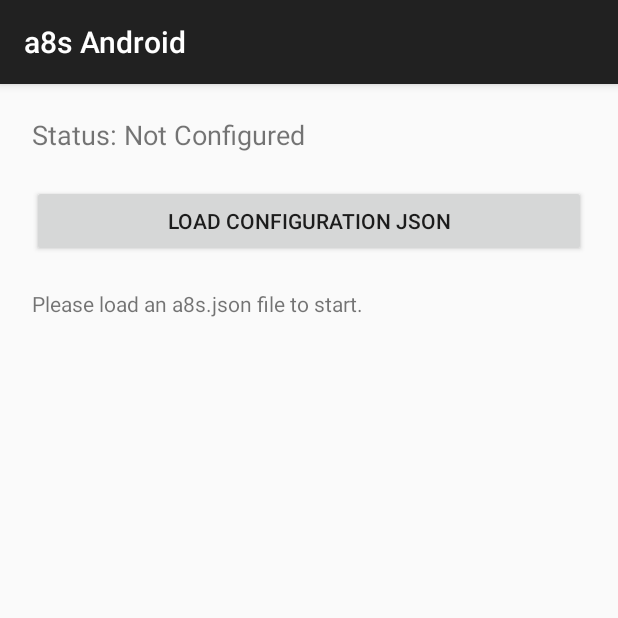
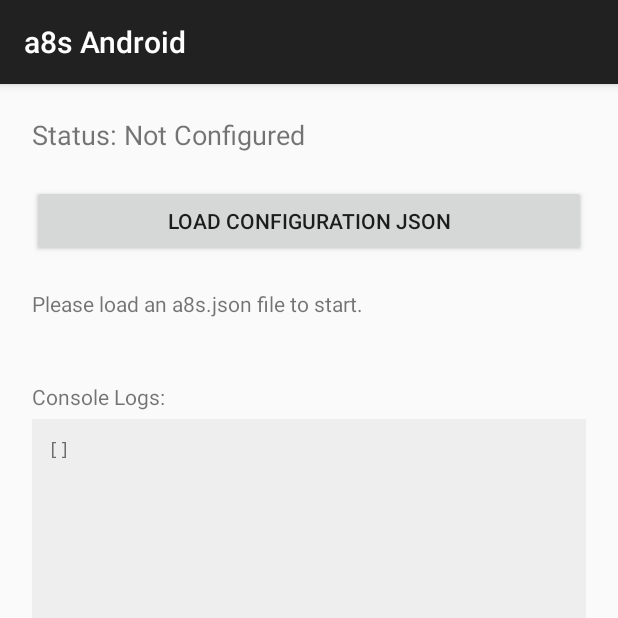
Before and after one commit to neilobremski/a8s-android, an Android app: the screen it shows after launch (MainActivity), on a phone screen of 412 x 824 dp, the top half of it. Run offline under Robolectric (Android 15) with nearby library versions, the light colour scheme and no system bars.

Commit message:
Add UI logger console and instrument all components

```diff
--- a/app/src/main/java/com/a8s/android/A8sAndroid.kt
+++ b/app/src/main/java/com/a8s/android/A8sAndroid.kt
@@ -9,6 +9,7 @@ import android.os.PowerManager
 import android.provider.Settings
 import android.util.Log
 import org.json.JSONObject
+import java.util.*
 
 class A8sAndroid : Application() {
 
@@ -18,6 +19,22 @@ class A8sAndroid : Application() {
 
         var config: Config? = null
             private set
+
+        private val logs = LinkedList<String>()
+        var onLogListener: (() -> Unit)? = null
+
+        fun log(msg: String) {
+            val timestamp = java.text.SimpleDateFormat("HH:mm:ss", Locale.getDefault()).format(Date())
+            val line = "[] "
+            Log.i(TAG, line)
+            synchronized(logs) {
+                logs.add(line)
+                if (logs.size > 50) logs.removeFirst()
+            }
+            onLogListener?.invoke()
+        }
+
+        fun getLogs(): String = synchronized(logs) { logs.joinToString("\n") }
 
         fun loadConfig(context: Context, uri: Uri? = null): Boolean {
             val resolver = context.contentResolver
@@ -47,11 +64,11 @@ class A8sAndroid : Application() {
 
                     config = Config(device, phonebookMap, remote)
                     saveUri(context, targetUri)
-                    Log.i(TAG, "Config loaded successfully")
+                    log("Config loaded: ")
                     return true
                 }
             } catch (e: Exception) {
-                Log.e(TAG, "Failed to load config: " + (e.message ?: "unknown error"))
+                log("Config error: " + (e.message ?: "unknown"))
             }
             return false
         }
@@ -83,6 +100,7 @@ class A8sAndroid : Application() {
 
     override fun onCreate() {
         super.onCreate()
+        log("App starting")
         requestBatteryOptimizationExclusion()
         if (loadConfig(this)) {
             startA8sService()
@@ -100,7 +118,7 @@ class A8sAndroid : Application() {
                     }
                     startActivity(intent)
                 } catch (e: Exception) {
-                    Log.w(TAG, "Could not request battery optimization exclusion")
+                    log("Battery permission failed")
                 }
             }
         }
--- a/app/src/main/java/com/a8s/android/MainActivity.kt
+++ b/app/src/main/java/com/a8s/android/MainActivity.kt
@@ -15,6 +15,8 @@ class MainActivity : AppCompatActivity() {
 
     private lateinit var statusText: TextView
     private lateinit var configDetail: TextView
+    private lateinit var logText: TextView
+    private lateinit var logScroll: ScrollView
 
     private val pickJsonLauncher = registerForActivityResult(ActivityResultContracts.OpenDocument()) { uri ->
         if (uri != null) {
@@ -49,22 +51,51 @@ class MainActivity : AppCompatActivity() {
         }
         root.addView(loadBtn)
 
-        val scroll = ScrollView(this).apply {
+        configDetail = TextView(this).apply {
+            textSize = 14f
+            setPadding(0, 32, 0, 32)
+        }
+        root.addView(configDetail)
+
+        // Log Section
+        val logLabel = TextView(this).apply {
+            text = "Console Logs:"
+            textSize = 14f
+            setPadding(0, 32, 0, 8)
+        }
+        root.addView(logLabel)
+
+        logScroll = ScrollView(this).apply {
             layoutParams = LinearLayout.LayoutParams(
                 LinearLayout.LayoutParams.MATCH_PARENT,
                 0,
                 1f
             )
+            setBackgroundColor(0xFFEEEEEE.toInt())
         }
-        configDetail = TextView(this).apply {
-            textSize = 14f
-            setPadding(0, 32, 0, 0)
+        logText = TextView(this).apply {
+            textSize = 12f
+            setPadding(16, 16, 16, 16)
+            typeface = android.graphics.Typeface.MONOSPACE
         }
-        scroll.addView(configDetail)
-        root.addView(scroll)
+        logScroll.addView(logText)
+        root.addView(logScroll)
 
         setContentView(root)
+
+        A8sAndroid.onLogListener = {
+            runOnUiThread {
+                logText.text = A8sAndroid.getLogs()
+                logScroll.post { logScroll.fullScroll(ScrollView.FOCUS_DOWN) }
+            }
+        }
+
         updateUI()
+    }
+
+    override fun onDestroy() {
+        A8sAndroid.onLogListener = null
+        super.onDestroy()
     }
 
     private fun updateUI() {
@@ -76,12 +107,10 @@ class MainActivity : AppCompatActivity() {
             statusText.text = "Status: Configured as " + config.device
             val sb = StringBuilder()
             sb.append("Remote URL: ").append(config.remote.url).append("\n")
-            sb.append("Topic: ").append(config.remote.topic).append("\n\n")
-            sb.append("Phonebook: (").append(config.phonebook.size).append(" entries)\n")
-            config.phonebook.forEach { (name, phone) ->
-                sb.append("  ").append(name).append(": ").append(phone).append("\n")
-            }
+            sb.append("Topic: ").append(config.remote.topic).append("\n")
+            sb.append("Phonebook: (").append(config.phonebook.size).append(" entries)")
             configDetail.text = sb.toString()
         }
+        logText.text = A8sAndroid.getLogs()
     }
 }
--- a/app/src/main/java/com/a8s/android/SmsNotificationListener.kt
+++ b/app/src/main/java/com/a8s/android/SmsNotificationListener.kt
@@ -16,8 +16,7 @@ class SmsNotificationListener : NotificationListenerService() {
 
         if (text.isEmpty()) return
 
-        Log.d("A8sNotifListener", "Incoming notification from: " + title)
-
+        A8sAndroid.log("Intercepted RCS: ")
         A8sService.instance?.publishIncoming(title, text)
     }
 }
```
Also changed, not shown: app/src/main/java/com/a8s/android/A8sService.kt (+21 -8 lines), app/src/main/java/com/a8s/android/SmsReceiver.kt (+1 -6 lines).
